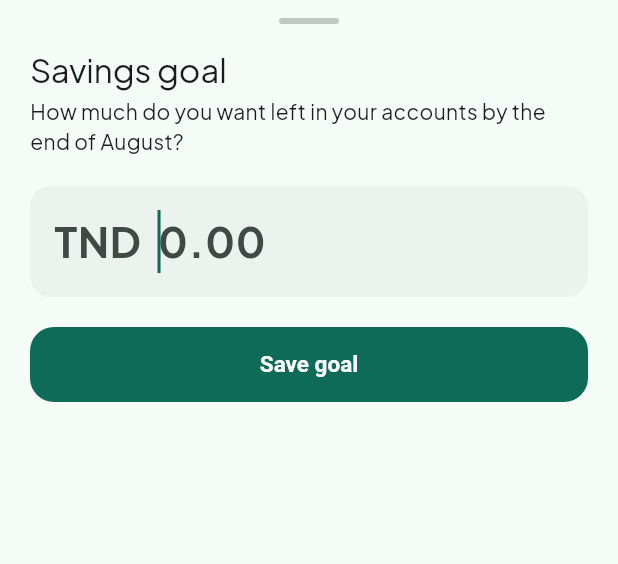
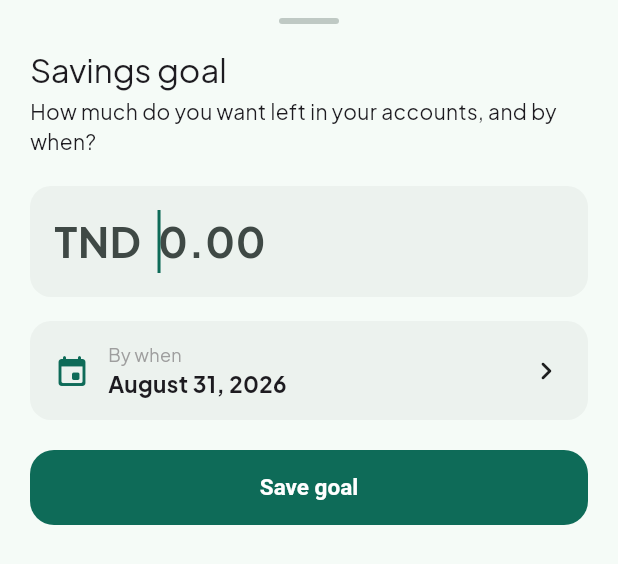
Before and after one commit to meddhia1997/myspendings, a Flutter app: the _SavingsGoalSheet widget shown alone on an empty page, opened directly, on a phone screen of 412 x 824 dp. Shown: the top 564 px of the screen. Run offline on Flutter 3.47's test engine with Material 3 defaults, Android fonts, the phone set to English and light mode, and no system bars; our stand-ins replace drift, flutter_riverpod, google_fonts; accounts and stored records are empty; generated files the repository leaves out were written again.

Commit message:
Let users pick a custom target date for their savings goal instead of always end-of-month

```diff
--- a/lib/features/transactions/widgets/savings_goal_sheet.dart
+++ b/lib/features/transactions/widgets/savings_goal_sheet.dart
@@ -16,15 +16,9 @@ Future<void> showSavingsGoalSheet(BuildContext context) {
   );
 }
 
-class _SavingsGoalSheet extends ConsumerStatefulWidget {
-  const _SavingsGoalSheet();
-
-  @override
-  ConsumerState<_SavingsGoalSheet> createState() => _SavingsGoalSheetState();
-}
-
 class _SavingsGoalSheetState extends ConsumerState<_SavingsGoalSheet> {
   late final TextEditingController _controller;
+  DateTime? _targetDate;
   bool _initialized = false;
 
   @override
@@ -39,18 +33,35 @@ class _SavingsGoalSheetState extends ConsumerState<_SavingsGoalSheet> {
     super.dispose();
   }
 
+  DateTime _defaultTargetDate() {
+    final now = DateTime.now();
+    return DateTime(now.year, now.month + 1, 0); // last day of this month
+  }
+
+  Future<void> _pickDate() async {
+    final now = DateTime.now();
+    final picked = await showDatePicker(
+      context: context,
+      initialDate: _targetDate ?? _defaultTargetDate(),
+      firstDate: DateTime(now.year, now.month, now.day),
+      lastDate: DateTime(now.year + 5),
+    );
+    if (picked != null) setState(() => _targetDate = picked);
+  }
+
   @override
   Widget build(BuildContext context) {
     final goalAsync = ref.watch(savingsGoalProvider);
-    final month = ref.watch(currentMonthProvider);
 
     if (!_initialized) {
       final existing = goalAsync.valueOrNull;
       if (existing != null) {
         _controller.text = (existing.targetAmountMinor / 100).toStringAsFixed(2);
+        _targetDate = existing.targetDate;
       }
       _initialized = true;
     }
+    final targetDate = _targetDate ?? _defaultTargetDate();
 
     return SafeArea(
       child: Padding(
@@ -78,7 +89,7 @@ class _SavingsGoalSheetState extends ConsumerState<_SavingsGoalSheet> {
             Text('Savings goal', style: Theme.of(context).textTheme.titleLarge),
             const SizedBox(height: 4),
             Text(
-              'How much do you want left in your accounts by the end of ${_monthName(month)}?',
+              'How much do you want left in your accounts, and by when?',
               style: Theme.of(context).textTheme.bodyMedium,
             ),
             const SizedBox(height: 20),
@@ -92,13 +103,48 @@ class _SavingsGoalSheetState extends ConsumerState<_SavingsGoalSheet> {
                 hintText: '0.00',
               ),
             ),
+            const SizedBox(height: 16),
+            InkWell(
+              onTap: _pickDate,
+              borderRadius: BorderRadius.circular(14),
+              child: Container(
+                width: double.infinity,
+                padding: const EdgeInsets.symmetric(horizontal: 16, vertical: 14),
+                decoration: BoxDecoration(
+                  color: Theme.of(context).colorScheme.surfaceContainerHighest.withValues(alpha: 0.4),
+                  borderRadius: BorderRadius.circular(14),
+                ),
+                child: Row(
+                  children: [
+                    Icon(Icons.event_rounded, color: Theme.of(context).colorScheme.primary),
+                    const SizedBox(width: 12),
+                    Expanded(
+                      child: Column(
+                        crossAxisAlignment: CrossAxisAlignment.start,
+                        children: [
+                          const Text('By when', style: TextStyle(fontSize: 12, color: Colors.grey)),
+                          Text(
+                            _formatDate(targetDate),
+                            style: const TextStyle(fontWeight: FontWeight.w700, fontSize: 15),
+                          ),
+                        ],
+                      ),
+                    ),
+                    const Icon(Icons.chevron_right_rounded),
+                  ],
+                ),
+              ),
+            ),
             const SizedBox(height: 20),
             SizedBox(
               width: double.infinity,
               child: FilledButton(
                 onPressed: () async {
                   final minor = parseAmountToMinor(_controller.text);
-                  await ref.read(savingsGoalRepositoryProvider).setForMonth(month, minor);
+                  await ref.read(savingsGoalRepositoryProvider).setGoal(
+                        targetDate: targetDate,
+                        targetAmountMinor: minor,
+                      );
                   if (context.mounted) Navigator.of(context).pop();
                 },
                 child: const Text('Save goal'),
@@ -110,11 +156,18 @@ class _SavingsGoalSheetState extends ConsumerState<_SavingsGoalSheet> {
     );
   }
 
-  String _monthName(DateTime month) {
+  String _formatDate(DateTime date) {
     const names = [
       'January', 'February', 'March', 'April', 'May', 'June',
       'July', 'August', 'September', 'October', 'November', 'December',
     ];
-    return names[month.month - 1];
+    return '${names[date.month - 1]} ${date.day}, ${date.year}';
   }
 }
+
+class _SavingsGoalSheet extends ConsumerStatefulWidget {
+  const _SavingsGoalSheet();
+
+  @override
+  ConsumerState<_SavingsGoalSheet> createState() => _SavingsGoalSheetState();
+}
```
Also changed, not shown: lib/core/database/app_database.dart (+7 -1 lines), lib/core/database/daos/savings_goals_dao.dart (+16 -10 lines), lib/core/database/tables/savings_goals.dart (+3 -8 lines), lib/data/repositories/savings_goal_repository.dart (+3 -6 lines), lib/features/transactions/screens/transactions_screen.dart (+32 -6 lines), lib/shared/providers/savings_providers.dart (+24 -18 lines), lib/core/database/app_database.g.dart.
